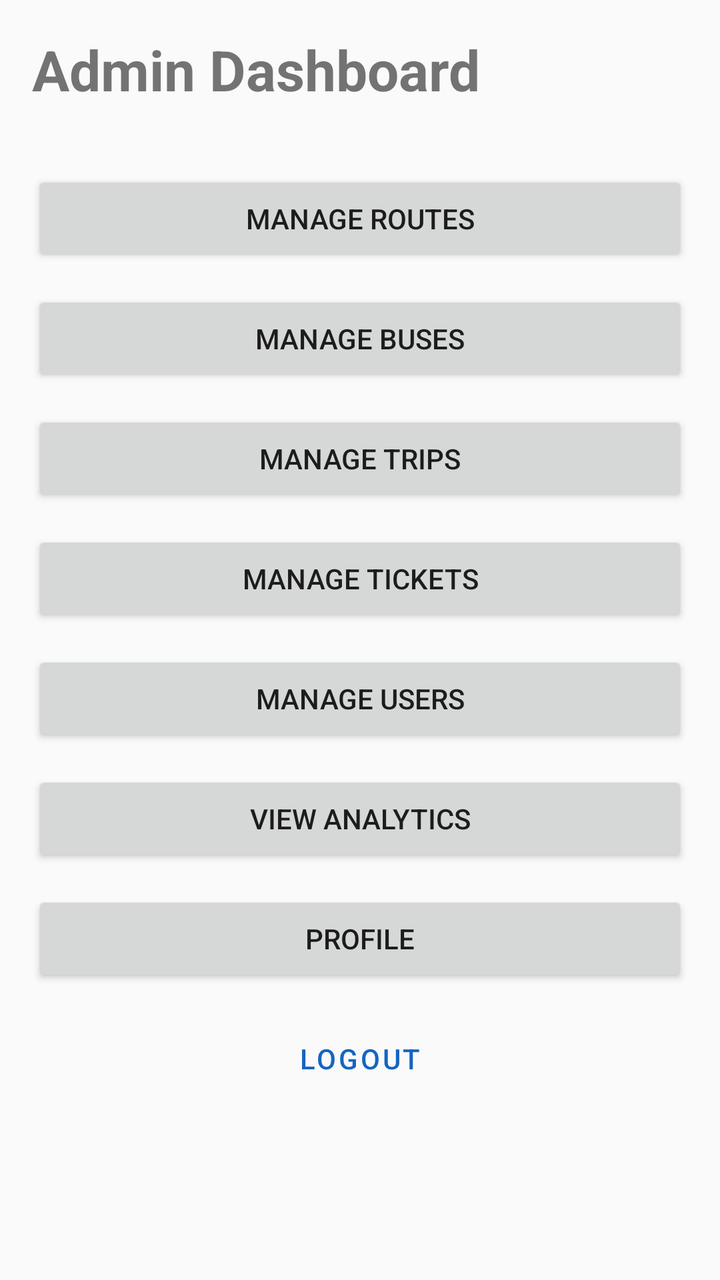
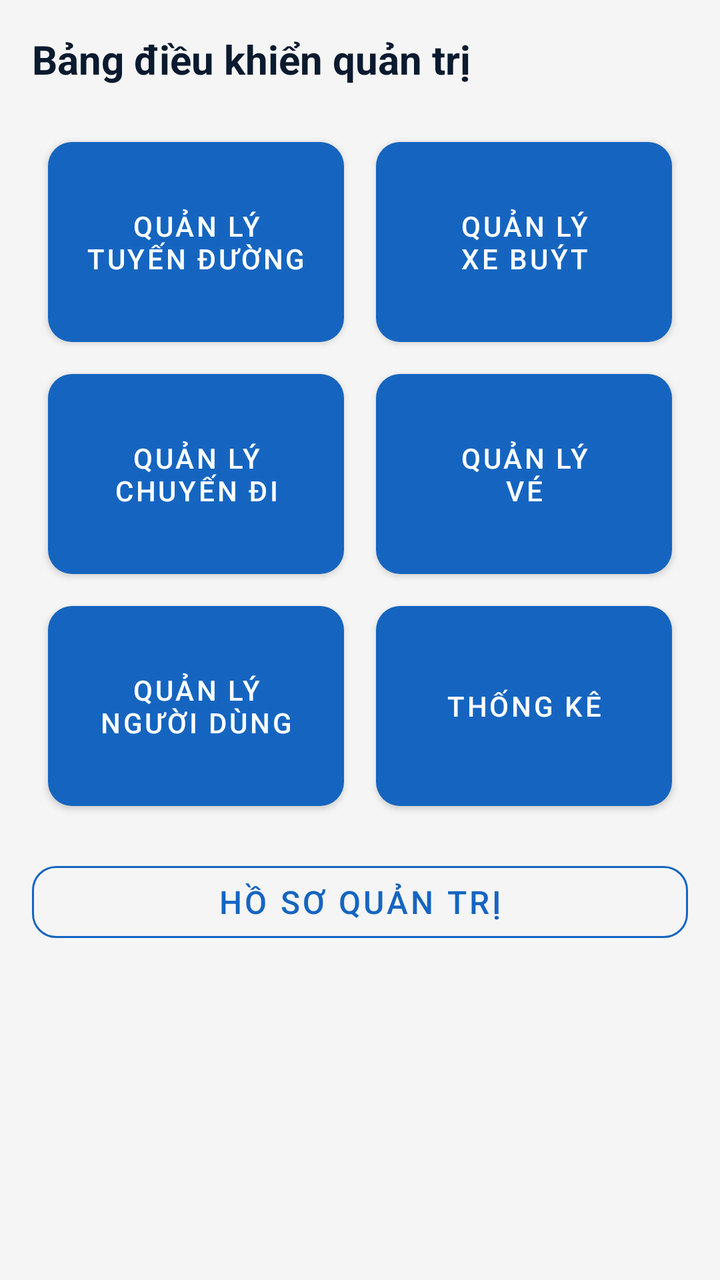

Screens rendered from an Android XML layout before and after an edit, with the pre-edit source and the edit as a unified diff.
<!-- AndroidManifest.xml: application theme Theme.BusBooking -->
<!-- res/layout/fragment_admin_dashboard.xml -->
<?xml version="1.0" encoding="utf-8"?>
<LinearLayout xmlns:android="http://schemas.android.com/apk/res/android"
    android:layout_width="match_parent"
    android:layout_height="match_parent"
    android:orientation="vertical"
    android:padding="16dp">

    <TextView
        android:layout_width="wrap_content"
        android:layout_height="wrap_content"
        android:text="Admin Dashboard"
        android:textSize="28sp"
        android:textStyle="bold"
        android:layout_marginBottom="32dp" />

    <Button
        android:id="@+id/manageRoutesButton"
        android:layout_width="match_parent"
        android:layout_height="wrap_content"
        android:text="Manage Routes"
        android:layout_marginBottom="12dp" />

    <Button
        android:id="@+id/manageBusesButton"
        android:layout_width="match_parent"
        android:layout_height="wrap_content"
        android:text="Manage Buses"
        android:layout_marginBottom="12dp" />

    <Button
        android:id="@+id/manageTripsButton"
        android:layout_width="match_parent"
        android:layout_height="wrap_content"
        android:text="Manage Trips"
        android:layout_marginBottom="12dp" />

    <Button
        android:id="@+id/manageTicketsButton"
        android:layout_width="match_parent"
        android:layout_height="wrap_content"
        android:text="Manage Tickets"
        android:layout_marginBottom="12dp" />

    <Button
        android:id="@+id/manageUsersButton"
        android:layout_width="match_parent"
        android:layout_height="wrap_content"
        android:text="Manage Users"
        android:layout_marginBottom="12dp" />

    <Button
        android:id="@+id/analyticsButton"
        android:layout_width="match_parent"
        android:layout_height="wrap_content"
        android:text="View Analytics"
        android:layout_marginBottom="12dp" />

    <Button
        android:id="@+id/adminProfileButton"
        android:layout_width="match_parent"
        android:layout_height="wrap_content"
        android:text="Profile"
        android:layout_marginBottom="12dp" />

    <Button
        android:id="@+id/logoutButton"
        android:layout_width="match_parent"
        android:layout_height="wrap_content"
        android:text="LOGOUT"
        style="@style/Widget.MaterialComponents.Button.OutlinedButton" />

</LinearLayout>
<!-- resources referenced by this layout -->
<resources>
  <style name="Theme.BusBooking" parent="Theme.MaterialComponents.Light.NoActionBar.Bridge">
          <item name="colorPrimary">@color/blue_primary</item>
          <item name="colorPrimaryDark">@color/blue_primary_dark</item>
          <item name="colorAccent">@color/blue_accent</item>
      </style>
  <color name="blue_primary">#1565C0</color>
  <color name="blue_primary_dark">#0D47A1</color>
  <color name="blue_accent">#2196F3</color>
</resources>

<!-- the commit's change to res/layout/fragment_admin_dashboard.xml (unified diff, before → after) -->
@@ -1,72 +1,155 @@
 <?xml version="1.0" encoding="utf-8"?>
-<LinearLayout xmlns:android="http://schemas.android.com/apk/res/android"
+<androidx.core.widget.NestedScrollView xmlns:android="http://schemas.android.com/apk/res/android"
+    xmlns:app="http://schemas.android.com/apk/res-auto"
     android:layout_width="match_parent"
     android:layout_height="match_parent"
-    android:orientation="vertical"
-    android:padding="16dp">
+    android:background="@color/background_grey">
 
-    <TextView
-        android:layout_width="wrap_content"
-        android:layout_height="wrap_content"
-        android:text="Admin Dashboard"
-        android:textSize="28sp"
-        android:textStyle="bold"
-        android:layout_marginBottom="32dp" />
-
-    <Button
-        android:id="@+id/manageRoutesButton"
+    <LinearLayout
         android:layout_width="match_parent"
         android:layout_height="wrap_content"
-        android:text="Manage Routes"
-        android:layout_marginBottom="12dp" />
+        android:orientation="vertical"
+        android:padding="16dp">
 
-    <Button
-        android:id="@+id/manageBusesButton"
-        android:layout_width="match_parent"
-        android:layout_height="wrap_content"
-        android:text="Manage Buses"
-        android:layout_marginBottom="12dp" />
+        
+        <TextView
+            android:layout_width="wrap_content"
+            android:layout_height="wrap_content"
+            android:text="Bảng điều khiển quản trị"
+            android:textSize="20sp"
+            android:textStyle="bold"
+            android:textColor="@color/text_primary"
+            android:layout_marginBottom="20dp" />
 
-    <Button
-        android:id="@+id/manageTripsButton"
-        android:layout_width="match_parent"
-        android:layout_height="wrap_content"
-        android:text="Manage Trips"
-        android:layout_marginBottom="12dp" />
+        
+        <GridLayout
+            android:layout_width="match_parent"
+            android:layout_height="wrap_content"
+            android:columnCount="2"
+            android:rowCount="3"
+            android:layout_marginBottom="16dp">
 
-    <Button
-        android:id="@+id/manageTicketsButton"
-        android:layout_width="match_parent"
-        android:layout_height="wrap_content"
-        android:text="Manage Tickets"
-        android:layout_marginBottom="12dp" />
+            
+            <com.google.android.material.button.MaterialButton
+                android:id="@+id/manageRoutesButton"
+                android:layout_width="0dp"
+                android:layout_height="100dp"
+                android:layout_row="0"
+                android:layout_column="0"
+                android:layout_rowWeight="1"
+                android:layout_columnWeight="1"
+                android:text="Quản lý\nTuyến đường"
+                android:layout_margin="8dp"
+                android:insetTop="0dp"
+                android:insetBottom="0dp"
+                android:insetLeft="0dp"
+                android:insetRight="0dp"
+                app:backgroundTint="@color/blue_primary"
+                app:cornerRadius="12dp" />
 
-    <Button
-        android:id="@+id/manageUsersButton"
-        android:layout_width="match_parent"
-        android:layout_height="wrap_content"
-        android:text="Manage Users"
-        android:layout_marginBottom="12dp" />
+            
+            <com.google.android.material.button.MaterialButton
+                android:id="@+id/manageBusesButton"
+                android:layout_width="0dp"
+                android:layout_height="100dp"
+                android:layout_row="0"
+                android:layout_column="1"
+                android:layout_rowWeight="1"
+                android:layout_columnWeight="1"
+                android:text="Quản lý\nXe buýt"
+                android:layout_margin="8dp"
+                android:insetTop="0dp"
+                android:insetBottom="0dp"
+                android:insetLeft="0dp"
+                android:insetRight="0dp"
+                app:backgroundTint="@color/blue_primary"
+                app:cornerRadius="12dp" />
 
-    <Button
-        android:id="@+id/analyticsButton"
-        android:layout_width="match_parent"
-        android:layout_height="wrap_content"
-        android:text="View Analytics"
-        android:layout_marginBottom="12dp" />
+            
+            <com.google.android.material.button.MaterialButton
+                android:id="@+id/manageTripsButton"
+                android:layout_width="0dp"
+                android:layout_height="100dp"
+                android:layout_row="1"
+                android:layout_column="0"
+                android:layout_rowWeight="1"
+                android:layout_columnWeight="1"
+                android:text="Quản lý\nChuyến đi"
+                android:layout_margin="8dp"
+                android:insetTop="0dp"
+                android:insetBottom="0dp"
+                android:insetLeft="0dp"
+                android:insetRight="0dp"
+                app:backgroundTint="@color/blue_primary"
+                app:cornerRadius="12dp" />
 
-    <Button
-        android:id="@+id/adminProfileButton"
-        android:layout_width="match_parent"
-        android:layout_height="wrap_content"
-        android:text="Profile"
-        android:layout_marginBottom="12dp" />
+            
+            <com.google.android.material.button.MaterialButton
+                android:id="@+id/manageTicketsButton"
+                android:layout_width="0dp"
+                android:layout_height="100dp"
+                android:layout_row="1"
+                android:layout_column="1"
+                android:layout_rowWeight="1"
+                android:layout_columnWeight="1"
+                android:text="Quản lý\nVé"
+                android:layout_margin="8dp"
+                android:insetTop="0dp"
+                android:insetBottom="0dp"
+                android:insetLeft="0dp"
+                android:insetRight="0dp"
+                app:backgroundTint="@color/blue_primary"
+                app:cornerRadius="12dp" />
 
-    <Button
-        android:id="@+id/logoutButton"
-        android:layout_width="match_parent"
-        android:layout_height="wrap_content"
-        android:text="LOGOUT"
-        style="@style/Widget.MaterialComponents.Button.OutlinedButton" />
+            
+            <com.google.android.material.button.MaterialButton
+                android:id="@+id/manageUsersButton"
+                android:layout_width="0dp"
+                android:layout_height="100dp"
+                android:layout_row="2"
+                android:layout_column="0"
+                android:layout_rowWeight="1"
+                android:layout_columnWeight="1"
+                android:text="Quản lý\nNgười dùng"
+                android:layout_margin="8dp"
+                android:insetTop="0dp"
+                android:insetBottom="0dp"
+                android:insetLeft="0dp"
+                android:insetRight="0dp"
+                app:backgroundTint="@color/blue_primary"
+                app:cornerRadius="12dp" />
 
-</LinearLayout>
+            
+            <com.google.android.material.button.MaterialButton
+                android:id="@+id/analyticsButton"
+                android:layout_width="0dp"
+                android:layout_height="100dp"
+                android:layout_row="2"
+                android:layout_column="1"
+                android:layout_rowWeight="1"
+                android:layout_columnWeight="1"
+                android:text="Thống kê"
+                android:layout_margin="8dp"
+                android:insetTop="0dp"
+                android:insetBottom="0dp"
+                android:insetLeft="0dp"
+                android:insetRight="0dp"
+                app:backgroundTint="@color/blue_primary"
+                app:cornerRadius="12dp" />
+
+        </GridLayout>
+
+        
+        <com.google.android.material.button.MaterialButton
+            android:id="@+id/adminProfileButton"
+            android:layout_width="match_parent"
+            android:layout_height="48dp"
+            android:text="Hồ sơ quản trị"
+            android:textSize="16sp"
+            style="@style/Widget.MaterialComponents.Button.OutlinedButton"
+            app:strokeColor="@color/blue_primary"
+            app:cornerRadius="12dp" />
+
+    </LinearLayout>
+
+</androidx.core.widget.NestedScrollView>
<!-- resource entries referenced after the edit -->
@@ -1,11 +1,13 @@
 <!-- resources referenced by this layout -->
 <resources>
+  <color name="background_grey">#F5F5F5</color>
   <style name="Theme.BusBooking" parent="Theme.MaterialComponents.Light.NoActionBar.Bridge">
           <item name="colorPrimary">@color/blue_primary</item>
           <item name="colorPrimaryDark">@color/blue_primary_dark</item>
           <item name="colorAccent">@color/blue_accent</item>
       </style>
   <color name="blue_primary">#1565C0</color>
+  <color name="text_primary">#0A1A2F</color>
   <color name="blue_primary_dark">#0D47A1</color>
   <color name="blue_accent">#2196F3</color>
 </resources>
